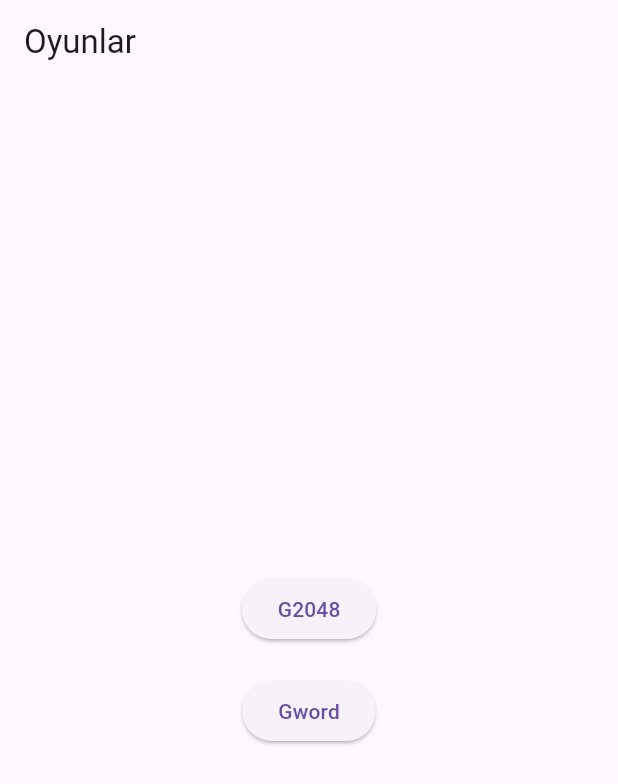
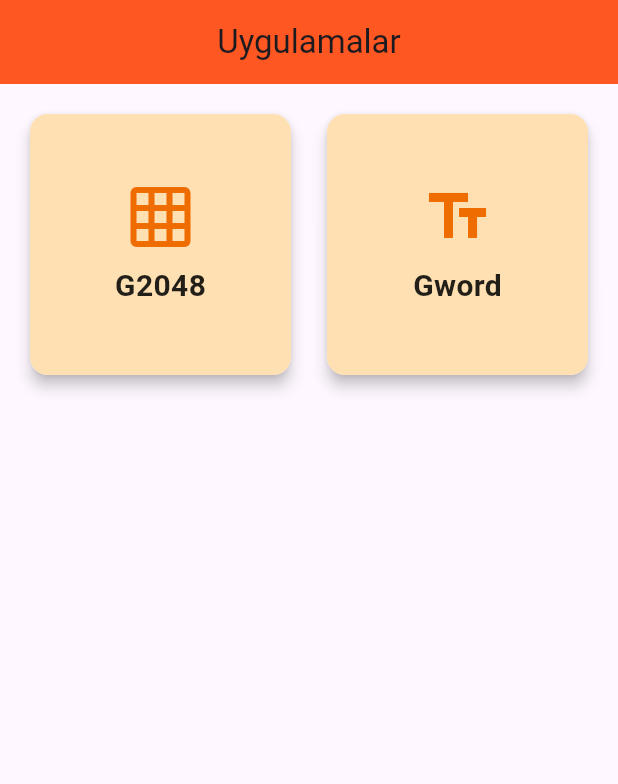
Before and after one commit to mustafaf8/xyz, a Flutter app: the screen it shows after launch, on a phone screen of 412 x 824 dp. Shown: the top 784 px of the screen. Run offline on Flutter 3.47's test engine with Material 3 defaults, Android fonts, the phone set to English and light mode, and no system bars; our stand-ins replace shared_preferences.

Commit message:
more update

```diff
--- a/lib/games/Gword/level_selection_screen.dart
+++ b/lib/games/Gword/level_selection_screen.dart
@@ -1,4 +1,5 @@
 import 'package:flutter/material.dart';
+import 'package:xyz/home_screen.dart';
 import 'package:xyz/main.dart';
 import 'level_manager.dart';
 import 'game_screen.dart';
@@ -106,7 +107,7 @@ class _LevelSelectionScreenState extends State<LevelSelectionScreen> {
           onPressed: () {
             Navigator.pushReplacement(
               context,
-              MaterialPageRoute(builder: (context) => const MyHomePage()),
+              MaterialPageRoute(builder: (context) => const HomeScreen()),
             );
           },
         ),
--- /dev/null
+++ b/lib/home_screen.dart
@@ -0,0 +1,91 @@
+import 'package:flutter/material.dart';
+import 'package:xyz/games/G2048/G2048View.dart';
+import 'package:xyz/games/Gword/level_selection_screen.dart';
+
+class HomeScreen extends StatelessWidget {
+  const HomeScreen({Key? key}) : super(key: key);
+
+  Widget _buildAppCard(
+    BuildContext context, {
+    required String title,
+    required IconData icon,
+    required VoidCallback onTap,
+  }) {
+    return GestureDetector(
+      onTap: onTap,
+      child: Card(
+        elevation: 4,
+        shape: RoundedRectangleBorder(borderRadius: BorderRadius.circular(12)),
+        child: Container(
+          decoration: BoxDecoration(
+            color: Colors.orange[100],
+            borderRadius: BorderRadius.circular(12),
+          ),
+          child: Center(
+            child: Column(
+              mainAxisSize: MainAxisSize.min,
+              children: [
+                Icon(icon, size: 48, color: Colors.orange[800]),
+                const SizedBox(height: 8),
+                Text(
+                  title,
+                  style: const TextStyle(
+                    fontSize: 20,
+                    fontWeight: FontWeight.bold,
+                    color: Colors.black87,
+                  ),
+                ),
+              ],
+            ),
+          ),
+        ),
+      ),
+    );
+  }
+
+  @override
+  Widget build(BuildContext context) {
+    return Scaffold(
+      appBar: AppBar(
+        title: const Text('Uygulamalar'),
+        centerTitle: true,
+        backgroundColor: Colors.deepOrange,
+      ),
+      body: Container(
+        padding: const EdgeInsets.all(16),
+        child: GridView.count(
+          crossAxisCount: 2,
+          mainAxisSpacing: 16,
+          crossAxisSpacing: 16,
+          children: [
+            _buildAppCard(
+              context,
+              title: 'G2048',
+              icon: Icons.grid_on,
+              onTap: () {
+                Navigator.push(
+                  context,
+                  MaterialPageRoute(builder: (context) => const G2048View()),
+                );
+              },
+            ),
+            _buildAppCard(
+              context,
+              title: 'Gword',
+              icon: Icons.text_fields,
+              onTap: () {
+                Navigator.push(
+                  context,
+                  MaterialPageRoute(
+                    builder: (context) => const LevelSelectionScreen(),
+                  ),
+                );
+              },
+            ),
+            // İleride diğer uygulamaları ekleyebilirsiniz.
+          ],
+        ),
+      ),
+    );
+  }
+}
--- a/lib/main.dart
+++ b/lib/main.dart
@@ -1,6 +1,5 @@
 import 'package:flutter/material.dart';
-import 'package:xyz/games/G2048/G2048View.dart';
-import 'package:xyz/games/Gword/level_selection_screen.dart'; // Gword level seçim ekranı
+import 'package:xyz/home_screen.dart'; // HomeScreen dosyasının yolu
 
 void main() {
   runApp(const MyApp());
@@ -15,48 +14,7 @@ class MyApp extends StatelessWidget {
       debugShowCheckedModeBanner: false,
       title: 'Oyunlar',
       theme: ThemeData(primarySwatch: Colors.orange),
-      home: const MyHomePage(),
+      home: const HomeScreen(), // Ana sayfa olarak HomeScreen
     );
   }
 }
-
-class MyHomePage extends StatelessWidget {
-  const MyHomePage({super.key});
-
-  @override
-  Widget build(BuildContext context) {
-    return Scaffold(
-      appBar: AppBar(title: const Text('Oyunlar')),
-      body: Center(
-        child: Column(
-          mainAxisAlignment: MainAxisAlignment.center,
-          children: [
-            // 2048 butonu
-            ElevatedButton(
-              onPressed: () {
-                Navigator.push(
-                  context,
-                  MaterialPageRoute(builder: (context) => const G2048View()),
-                );
-              },
-              child: const Text('G2048'),
-            ),
-            const SizedBox(height: 20),
-            // Gword butonu (seviye seçim ekranına yönlendirir)
-            ElevatedButton(
-              onPressed: () {
-                Navigator.push(
-                  context,
-                  MaterialPageRoute(
-                    builder: (context) => const LevelSelectionScreen(),
-                  ),
-                );
-              },
-              child: const Text('Gword'),
-            ),
-          ],
-        ),
-      ),
-    );
-  }
-}
```
